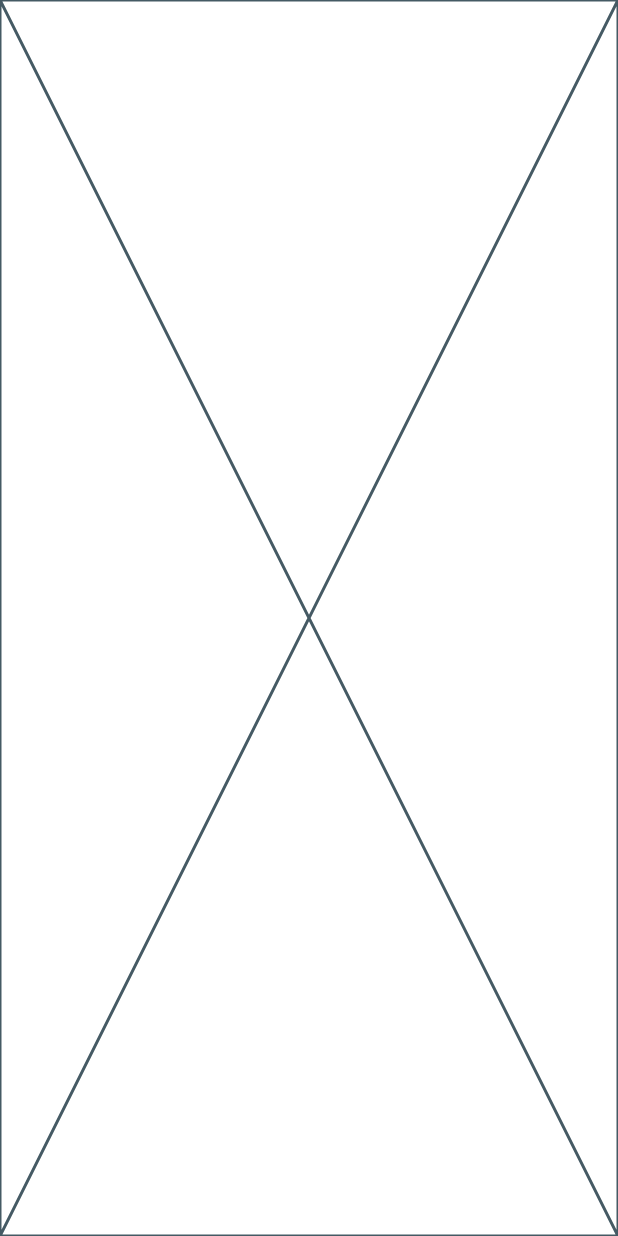
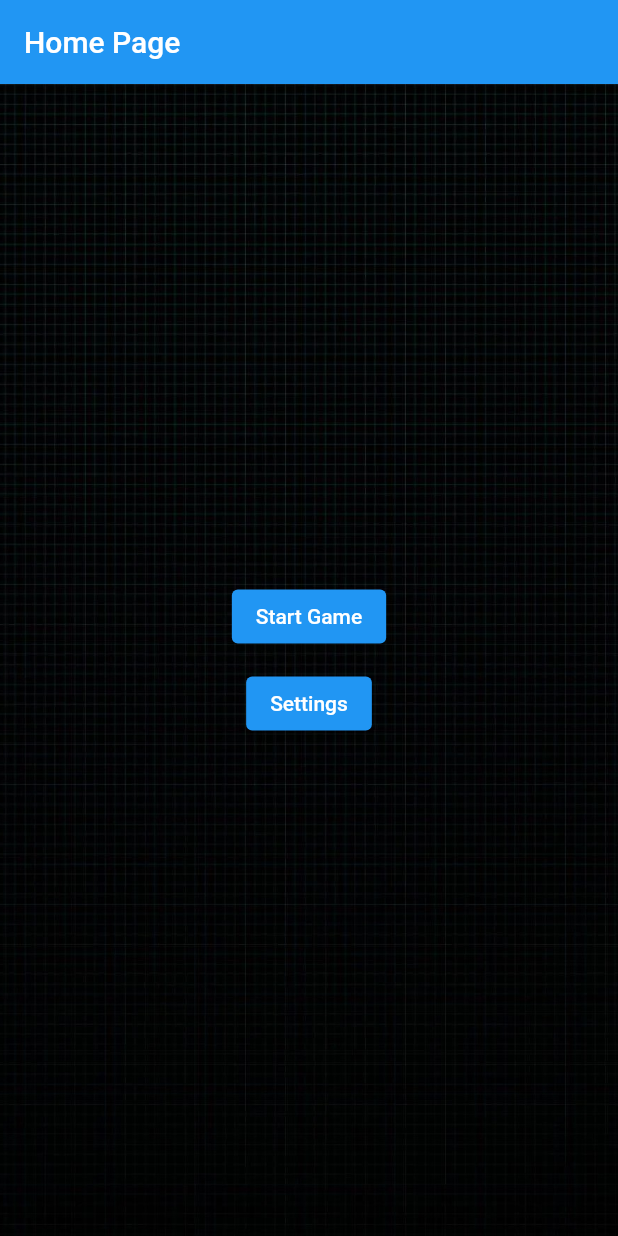
Before and after one commit to AlhasanChaaban/ProjectOne, a Flutter app: the screen it shows after launch, on a phone screen of 412 x 824 dp. Run offline on Flutter 3.47's test engine with Material 2 defaults, Android fonts, the phone set to English and light mode, and no system bars.

Commit message:
save changes

```diff
--- a/lib/main.dart
+++ b/lib/main.dart
@@ -1,14 +1,62 @@
 import 'package:flutter/material.dart';
+import 'game_screen.dart';
+import 'settings_screen.dart';
 
 void main() {
-  runApp(const MyApp());
+  runApp(ClickCircleGame());
 }
 
-class MyApp extends StatelessWidget {
-  const MyApp({super.key});
+class ClickCircleGame extends StatelessWidget {
 
   @override
   Widget build(BuildContext context) {
-    return const Placeholder();
+    return MaterialApp(
+      debugShowCheckedModeBanner: false,
+      title: 'Home Page',
+      theme: ThemeData(
+        primarySwatch: Colors.blue,
+      ),
+      home: GameHomePage(),
+    );
   }
 }
+
+class GameHomePage extends StatelessWidget {
+  @override
+  Widget build(BuildContext context) {
+    return Scaffold(
+      appBar: AppBar(
+        title: const Text('Home Page'),
+      ),
+      body: Container(
+        decoration: const BoxDecoration(
+          image: DecorationImage(
+            image: AssetImage("assets/background.jpg"),
+            // Replace with your image path
+            fit: BoxFit.cover,
+          ),
+        ),
+        child: Center(
+          child: Column(
+            mainAxisAlignment: MainAxisAlignment.center,
+            children: <Widget>[
+              ElevatedButton(
+                onPressed: () {
+                  // Navigate to start game screen
+                },
+                child: const Text('Start Game'),
+              ),
+              const SizedBox(height: 10),
+              ElevatedButton(
+                onPressed: () {
+                  // Navigate to settings screen
+                },
+                child: const Text('Settings'),
+              ),
+            ],
+          ),
+        ),
+      ),
+    );
+  }
+}
--- a/pubspec.yaml
+++ b/pubspec.yaml
@@ -59,9 +59,9 @@ flutter:
   uses-material-design: true
 
   # To add assets to your application, add an assets section, like this:
-  # assets:
-  #   - images/a_dot_burr.jpeg
-  #   - images/a_dot_ham.jpeg
+  assets:
+    - assets/background.jpg
+
 
   # An image asset can refer to one or more resolution-specific "variants", see
   # https://flutter.dev/assets-and-images/#resolution-aware
```
Also changed, not shown: assets/background.jpg (added), lib/game_screen.dart (added), lib/settings_screen.dart (added), 1 other file.
